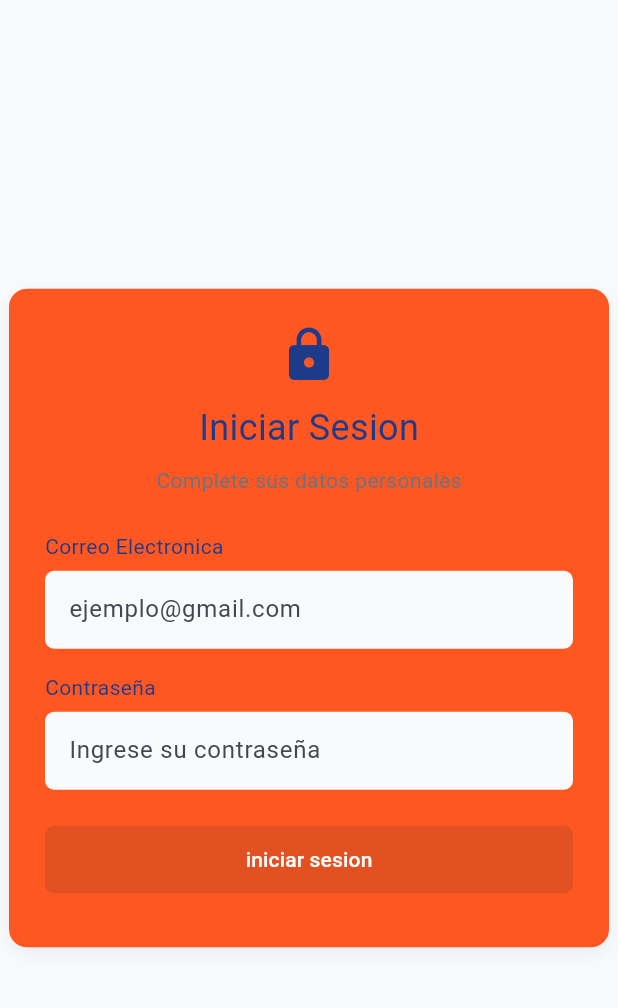
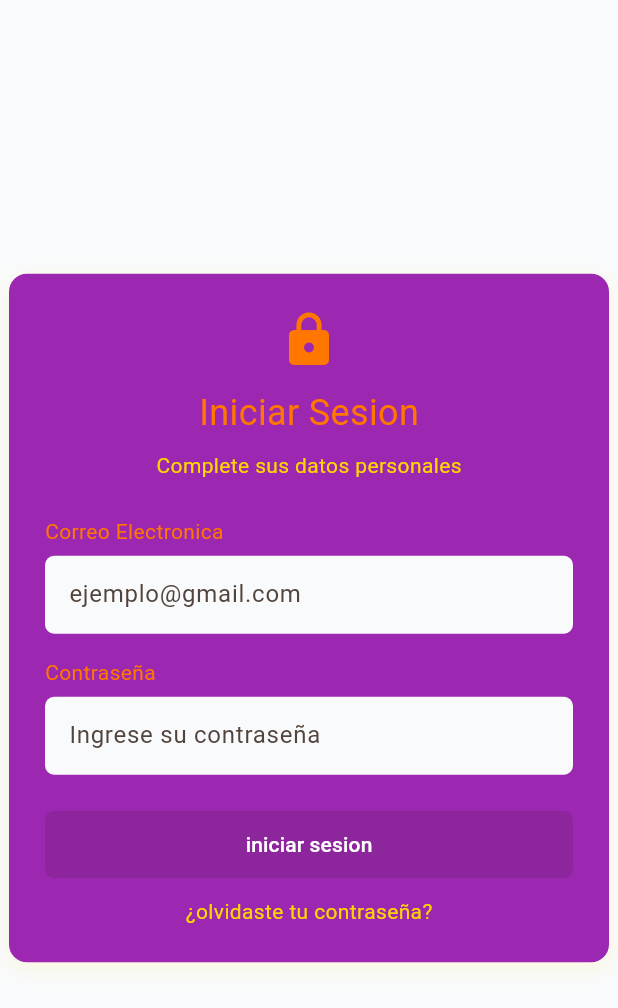
Before and after one commit to yeimyg2025/formularioflutter, a Flutter app: the screen it shows after launch, on a phone screen of 412 x 824 dp. Shown: the top 1008 px of the screen. Run offline on Flutter 3.47's test engine with Material 3 defaults, Android fonts, the phone set to English and light mode, and no system bars.

Commit message:
Login-avance

```diff
--- a/lib/main.dart
+++ b/lib/main.dart
@@ -9,11 +9,11 @@ class MyApp extends StatelessWidget {//clase
     return MaterialApp(
       title: 'Formulario de registro',//texto plano
          theme: ThemeData(
-             primarySwatch: Colors.deepPurple,
-            primaryColor: const Color(0xFF1E3A8A),
+             primarySwatch: Colors.purple,
+            primaryColor: const Color(0xFFFF7700),
             colorScheme: ColorScheme.fromSeed(
-              seedColor: const Color(0xFF1E3A8A),
-              secondary: const Color(0xFF6B7280),
+              seedColor: const Color(0xFFFF7700),
+              secondary: const Color(0xFFFF7700),
             ),
               useMaterial3: true),
       home: const LoginFormScreen(),
@@ -26,9 +26,9 @@ class MyApp extends StatelessWidget {//clase
 class LoginFormScreen extends StatelessWidget{
   const LoginFormScreen({super.key});
 
-  static const Color primaryNavy = Color(0xFF1E3A8A);
+  static const Color primaryNavy = Color(0xFFFF7700);
   static const Color backgroundGrey = Color(0xFFF9FAFB);
-  static const Color secondaryGrey = Color(0xFF6B7280);
+  static const Color secondaryGrey = Color(0xFFFFD700);
 
   @override
   Widget build(BuildContext context) {
@@ -40,7 +40,7 @@ class LoginFormScreen extends StatelessWidget{
           padding: const EdgeInsets.all(24),
           width: 400,
           decoration: BoxDecoration(
-            color: Colors.deepOrange,
+            color: Colors.purple,
             borderRadius: BorderRadius.circular(12),
             boxShadow: [
               BoxShadow(
@@ -128,6 +128,11 @@ class LoginFormScreen extends StatelessWidget{
                 ),
               ),
               const SizedBox(height: 12),
+              //Contraseña olvidada
+              const Text(
+                "¿olvidaste tu contraseña?",
+                style: TextStyle(color: secondaryGrey),
+              ),
             ],
           ),
         ),
```
